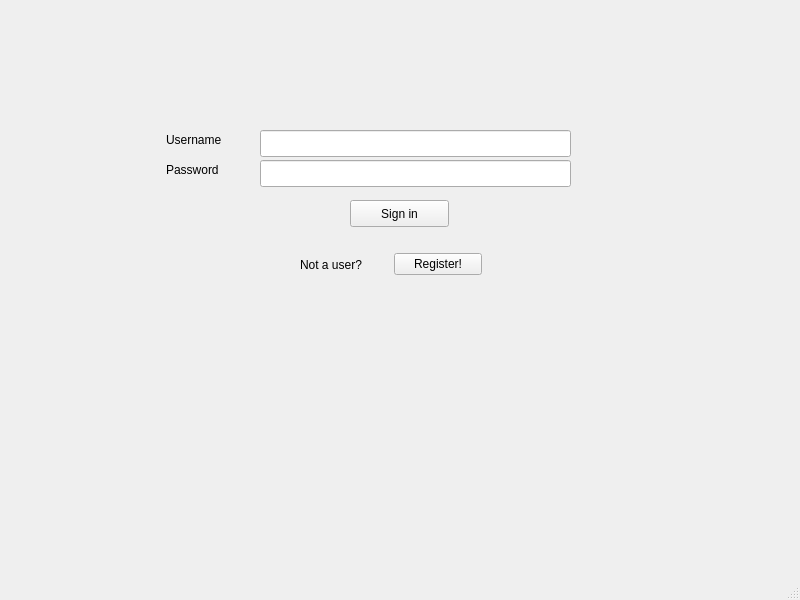
Above: mainwindow.ui from py4/instagholam before the change. Below: the same form after it.
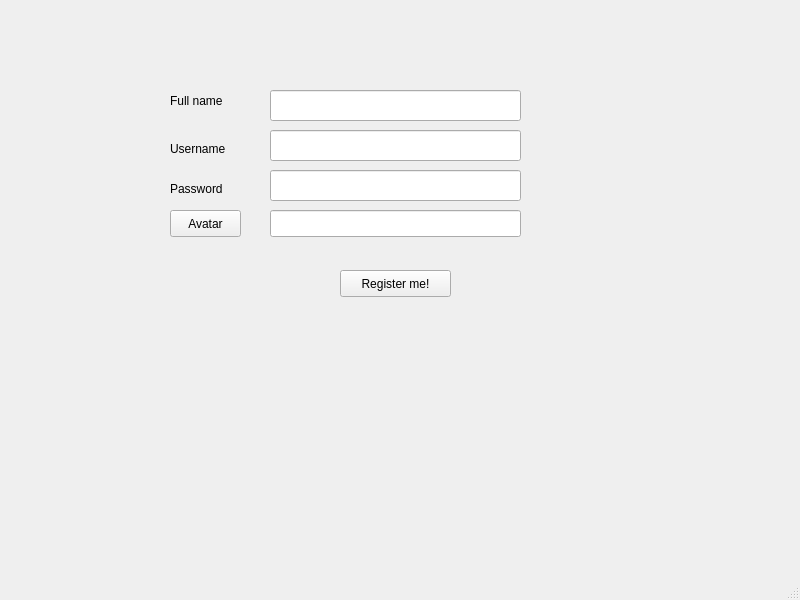
That is the form after the change.

Commit message: register form in UI

Patch:
```diff
--- a/mainwindow.ui
+++ b/mainwindow.ui
@@ -23,6 +23,9 @@
       <height>471</height>
      </rect>
     </property>
+    <property name="currentIndex">
+     <number>1</number>
+    </property>
     <widget class="QWidget" name="login_form">
      <widget class="QLineEdit" name="username">
       <property name="geometry">
@@ -110,7 +113,113 @@
       </layout>
      </widget>
     </widget>
-    <widget class="QWidget" name="page_2"/>
+    <widget class="QWidget" name="register_form">
+     <widget class="QLineEdit" name="register_full_name">
+      <property name="geometry">
+       <rect>
+        <x>270</x>
+        <y>90</y>
+        <width>251</width>
+        <height>31</height>
+       </rect>
+      </property>
+     </widget>
+     <widget class="QLineEdit" name="register_username">
+      <property name="geometry">
+       <rect>
+        <x>270</x>
+        <y>130</y>
+        <width>251</width>
+        <height>31</height>
+       </rect>
+      </property>
+     </widget>
+     <widget class="QLineEdit" name="register_password">
+      <property name="geometry">
+       <rect>
+        <x>270</x>
+        <y>170</y>
+        <width>251</width>
+        <height>31</height>
+       </rect>
+      </property>
+     </widget>
+     <widget class="QPushButton" name="select_avatar">
+      <property name="geometry">
+       <rect>
+        <x>170</x>
+        <y>210</y>
+        <width>71</width>
+        <height>27</height>
+       </rect>
+      </property>
+      <property name="text">
+       <string>Avatar</string>
+      </property>
+     </widget>
+     <widget class="QLineEdit" name="avatar_file">
+      <property name="geometry">
+       <rect>
+        <x>270</x>
+        <y>210</y>
+        <width>251</width>
+        <height>27</height>
+       </rect>
+      </property>
+     </widget>
+     <widget class="QLabel" name="label_4">
+      <property name="geometry">
+       <rect>
+        <x>170</x>
+        <y>90</y>
+        <width>71</width>
+        <height>21</height>
+       </rect>
+      </property>
+      <property name="text">
+       <string>Full name</string>
+      </property>
+     </widget>
+     <widget class="QLabel" name="label_5">
+      <property name="geometry">
+       <rect>
+        <x>170</x>
+        <y>140</y>
+        <width>71</width>
+        <height>17</height>
+       </rect>
+      </property>
+      <property name="text">
+       <string>Username</string>
+      </property>
+     </widget>
+     <widget class="QLabel" name="label_6">
+      <property name="geometry">
+       <rect>
+        <x>170</x>
+        <y>180</y>
+        <width>67</width>
+        <height>17</height>
+       </rect>
+      </property>
+      <property name="text">
+       <string>Password</string>
+      </property>
+     </widget>
+     <widget class="QPushButton" name="register_button">
+      <property name="geometry">
+       <rect>
+        <x>340</x>
+        <y>270</y>
+        <width>111</width>
+        <height>27</height>
+       </rect>
+      </property>
+      <property name="text">
+       <string>Register me!</string>
+      </property>
+     </widget>
+    </widget>
    </widget>
   </widget>
   <widget class="QMenuBar" name="menubar">
```
The commit also changes 10 other files.
